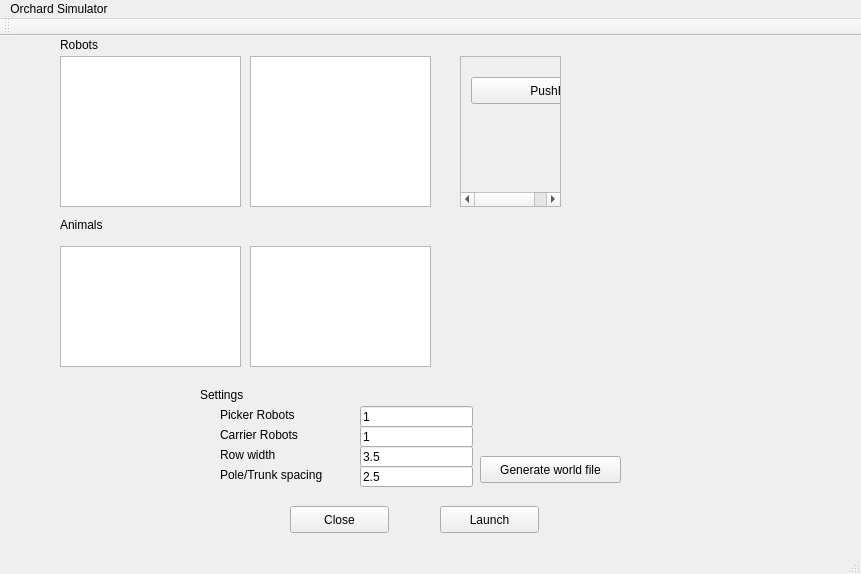
Qt form gui/mainwindow.ui (gdsl/SOFTENG-306-PROJECT-1) before a commit.
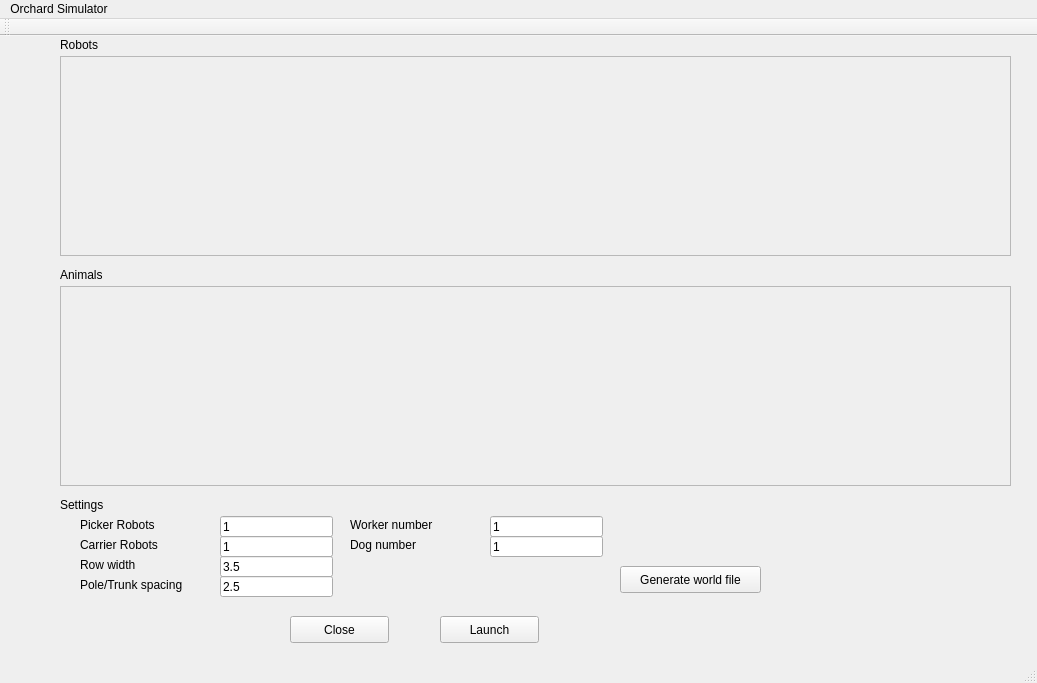
The same form after that commit.

Commit message: updated GUI to generate panels dynamically based on parameters

The edit to the form file:
```diff
--- a/gui/mainwindow.ui
+++ b/gui/mainwindow.ui
@@ -6,10 +6,16 @@
    <rect>
     <x>0</x>
     <y>0</y>
-    <width>861</width>
-    <height>574</height>
+    <width>1037</width>
+    <height>683</height>
    </rect>
   </property>
+  <property name="sizePolicy">
+   <sizepolicy hsizetype="Expanding" vsizetype="Expanding">
+    <horstretch>0</horstretch>
+    <verstretch>0</verstretch>
+   </sizepolicy>
+  </property>
   <property name="windowTitle">
    <string>MainWindow</string>
   </property>
@@ -30,8 +36,8 @@
    <widget class="QLabel" name="settingsLabel">
     <property name="geometry">
      <rect>
-      <x>200</x>
-      <y>350</y>
+      <x>60</x>
+      <y>460</y>
       <width>67</width>
       <height>17</height>
      </rect>
@@ -43,8 +49,8 @@
    <widget class="QLabel" name="pickerRobotsLabel">
     <property name="geometry">
      <rect>
-      <x>220</x>
-      <y>370</y>
+      <x>80</x>
+      <y>480</y>
       <width>101</width>
       <height>17</height>
      </rect>
@@ -56,8 +62,8 @@
    <widget class="QLabel" name="rowWidthLabel">
     <property name="geometry">
      <rect>
-      <x>220</x>
-      <y>410</y>
+      <x>80</x>
+      <y>520</y>
       <width>101</width>
       <height>17</height>
      </rect>
@@ -69,8 +75,8 @@
    <widget class="QLabel" name="spacingLabel">
     <property name="geometry">
      <rect>
-      <x>220</x>
-      <y>430</y>
+      <x>80</x>
+      <y>540</y>
       <width>131</width>
       <height>17</height>
      </rect>
@@ -82,8 +88,8 @@
    <widget class="QLineEdit" name="numRobotsField">
     <property name="geometry">
      <rect>
-      <x>360</x>
-      <y>370</y>
+      <x>220</x>
+      <y>480</y>
       <width>113</width>
       <height>21</height>
      </rect>
@@ -95,8 +101,8 @@
    <widget class="QLineEdit" name="rowLengthField">
     <property name="geometry">
      <rect>
-      <x>360</x>
-      <y>410</y>
+      <x>220</x>
+      <y>520</y>
       <width>113</width>
       <height>21</height>
      </rect>
@@ -108,8 +114,8 @@
    <widget class="QLineEdit" name="spacingField">
     <property name="geometry">
      <rect>
-      <x>360</x>
-      <y>430</y>
+      <x>220</x>
+      <y>540</y>
       <width>113</width>
       <height>21</height>
      </rect>
@@ -122,7 +128,7 @@
     <property name="geometry">
      <rect>
       <x>290</x>
-      <y>470</y>
+      <y>580</y>
       <width>99</width>
       <height>27</height>
      </rect>
@@ -135,7 +141,7 @@
     <property name="geometry">
      <rect>
       <x>440</x>
-      <y>470</y>
+      <y>580</y>
       <width>99</width>
       <height>27</height>
      </rect>
@@ -144,161 +150,11 @@
      <string>Launch</string>
     </property>
    </widget>
-   <widget class="QListWidget" name="robotList1">
-    <property name="geometry">
-     <rect>
-      <x>60</x>
-      <y>20</y>
-      <width>181</width>
-      <height>151</height>
-     </rect>
-    </property>
-    <item>
-     <property name="text">
-      <string/>
-     </property>
-    </item>
-    <item>
-     <property name="text">
-      <string/>
-     </property>
-    </item>
-    <item>
-     <property name="text">
-      <string/>
-     </property>
-    </item>
-    <item>
-     <property name="text">
-      <string/>
-     </property>
-    </item>
-    <item>
-     <property name="text">
-      <string/>
-     </property>
-    </item>
-    <item>
-     <property name="text">
-      <string/>
-     </property>
-    </item>
-   </widget>
-   <widget class="QListWidget" name="robotList2">
-    <property name="geometry">
-     <rect>
-      <x>250</x>
-      <y>20</y>
-      <width>181</width>
-      <height>151</height>
-     </rect>
-    </property>
-    <item>
-     <property name="text">
-      <string/>
-     </property>
-    </item>
-    <item>
-     <property name="text">
-      <string/>
-     </property>
-    </item>
-    <item>
-     <property name="text">
-      <string/>
-     </property>
-    </item>
-    <item>
-     <property name="text">
-      <string/>
-     </property>
-    </item>
-    <item>
-     <property name="text">
-      <string/>
-     </property>
-    </item>
-    <item>
-     <property name="text">
-      <string/>
-     </property>
-    </item>
-   </widget>
-   <widget class="QListWidget" name="humanList1">
-    <property name="geometry">
-     <rect>
-      <x>250</x>
-      <y>210</y>
-      <width>181</width>
-      <height>121</height>
-     </rect>
-    </property>
-    <item>
-     <property name="text">
-      <string/>
-     </property>
-    </item>
-    <item>
-     <property name="text">
-      <string/>
-     </property>
-    </item>
-    <item>
-     <property name="text">
-      <string/>
-     </property>
-    </item>
-    <item>
-     <property name="text">
-      <string/>
-     </property>
-    </item>
-    <item>
-     <property name="text">
-      <string/>
-     </property>
-    </item>
-   </widget>
-   <widget class="QListWidget" name="animalList1">
-    <property name="geometry">
-     <rect>
-      <x>60</x>
-      <y>210</y>
-      <width>181</width>
-      <height>121</height>
-     </rect>
-    </property>
-    <item>
-     <property name="text">
-      <string/>
-     </property>
-    </item>
-    <item>
-     <property name="text">
-      <string/>
-     </property>
-    </item>
-    <item>
-     <property name="text">
-      <string/>
-     </property>
-    </item>
-    <item>
-     <property name="text">
-      <string/>
-     </property>
-    </item>
-    <item>
-     <property name="text">
-      <string/>
-     </property>
-    </item>
-   </widget>
    <widget class="QLabel" name="animalLabel">
     <property name="geometry">
      <rect>
       <x>60</x>
-      <y>180</y>
+      <y>230</y>
       <width>91</width>
       <height>17</height>
      </rect>
@@ -310,8 +166,8 @@
    <widget class="QLineEdit" name="numRobotsField_2">
     <property name="geometry">
      <rect>
-      <x>360</x>
-      <y>390</y>
+      <x>220</x>
+      <y>500</y>
       <width>113</width>
       <height>21</height>
      </rect>
@@ -323,8 +179,8 @@
    <widget class="QLabel" name="carrierRobotsLabel">
     <property name="geometry">
      <rect>
-      <x>220</x>
-      <y>390</y>
+      <x>80</x>
+      <y>500</y>
       <width>101</width>
       <height>17</height>
      </rect>
@@ -336,8 +192,8 @@
    <widget class="QPushButton" name="generateButton">
     <property name="geometry">
      <rect>
-      <x>480</x>
-      <y>420</y>
+      <x>620</x>
+      <y>530</y>
       <width>141</width>
       <height>27</height>
      </rect>
@@ -349,46 +205,154 @@
    <widget class="QScrollArea" name="robotScroll">
     <property name="geometry">
      <rect>
-      <x>460</x>
+      <x>60</x>
       <y>20</y>
-      <width>101</width>
-      <height>151</height>
+      <width>951</width>
+      <height>200</height>
      </rect>
     </property>
+    <property name="sizePolicy">
+     <sizepolicy hsizetype="Expanding" vsizetype="Expanding">
+      <horstretch>0</horstretch>
+      <verstretch>0</verstretch>
+     </sizepolicy>
+    </property>
+    <property name="verticalScrollBarPolicy">
+     <enum>Qt::ScrollBarAsNeeded</enum>
+    </property>
+    <property name="horizontalScrollBarPolicy">
+     <enum>Qt::ScrollBarAsNeeded</enum>
+    </property>
     <property name="widgetResizable">
-     <bool>false</bool>
+     <bool>true</bool>
     </property>
     <widget class="QWidget" name="scrollAreaWidgetContents">
      <property name="geometry">
       <rect>
        <x>0</x>
        <y>0</y>
-       <width>118</width>
-       <height>78</height>
+       <width>949</width>
+       <height>198</height>
       </rect>
      </property>
-     <widget class="QPushButton" name="pushButton">
-      <property name="geometry">
-       <rect>
-        <x>10</x>
-        <y>20</y>
-        <width>181</width>
-        <height>27</height>
-       </rect>
-      </property>
-      <property name="text">
-       <string>PushButton</string>
-      </property>
-     </widget>
+     <layout class="QHBoxLayout" name="horizontalLayout"/>
     </widget>
    </widget>
+   <widget class="QLineEdit" name="workersField">
+    <property name="geometry">
+     <rect>
+      <x>490</x>
+      <y>480</y>
+      <width>113</width>
+      <height>21</height>
+     </rect>
+    </property>
+    <property name="text">
+     <string>1</string>
+    </property>
+   </widget>
+   <widget class="QLabel" name="pickerRobotsLabel_2">
+    <property name="geometry">
+     <rect>
+      <x>350</x>
+      <y>480</y>
+      <width>111</width>
+      <height>17</height>
+     </rect>
+    </property>
+    <property name="text">
+     <string>Worker number</string>
+    </property>
+   </widget>
+   <widget class="QLabel" name="pickerRobotsLabel_3">
+    <property name="geometry">
+     <rect>
+      <x>350</x>
+      <y>500</y>
+      <width>111</width>
+      <height>17</height>
+     </rect>
+    </property>
+    <property name="text">
+     <string>Dog number</string>
+    </property>
+   </widget>
+   <widget class="QLineEdit" name="dogsField">
+    <property name="geometry">
+     <rect>
+      <x>490</x>
+      <y>500</y>
+      <width>113</width>
+      <height>21</height>
+     </rect>
+    </property>
+    <property name="text">
+     <string>1</string>
+    </property>
+   </widget>
+   <widget class="QScrollArea" name="animalScroll">
+    <property name="geometry">
+     <rect>
+      <x>60</x>
+      <y>250</y>
+      <width>951</width>
+      <height>200</height>
+     </rect>
+    </property>
+    <property name="sizePolicy">
+     <sizepolicy hsizetype="Expanding" vsizetype="Expanding">
+      <horstretch>0</horstretch>
+      <verstretch>0</verstretch>
+     </sizepolicy>
+    </property>
+    <property name="verticalScrollBarPolicy">
+     <enum>Qt::ScrollBarAsNeeded</enum>
+    </property>
+    <property name="horizontalScrollBarPolicy">
+     <enum>Qt::ScrollBarAsNeeded</enum>
+    </property>
+    <property name="widgetResizable">
+     <bool>true</bool>
+    </property>
+    <widget class="QWidget" name="scrollAreaWidgetContents_2">
+     <property name="geometry">
+      <rect>
+       <x>0</x>
+       <y>0</y>
+       <width>949</width>
+       <height>198</height>
+      </rect>
+     </property>
+     <layout class="QHBoxLayout" name="horizontalLayout_2"/>
+    </widget>
+   </widget>
+   <zorder>robotScroll</zorder>
+   <zorder>robotLabel</zorder>
+   <zorder>settingsLabel</zorder>
+   <zorder>pickerRobotsLabel</zorder>
+   <zorder>rowWidthLabel</zorder>
+   <zorder>spacingLabel</zorder>
+   <zorder>pickerRobotsField</zorder>
+   <zorder>rowWidthField</zorder>
+   <zorder>spacingField</zorder>
+   <zorder>closeButton</zorder>
+   <zorder>launchButton</zorder>
+   <zorder>animalLabel</zorder>
+   <zorder>carrierRobotsField</zorder>
+   <zorder>carrierRobotsLabel</zorder>
+   <zorder>generateButton</zorder>
+   <zorder>workersField</zorder>
+   <zorder>pickerRobotsLabel_2</zorder>
+   <zorder>pickerRobotsLabel_3</zorder>
+   <zorder>dogsField</zorder>
+   <zorder>animalScroll</zorder>
   </widget>
   <widget class="QMenuBar" name="menuBar">
    <property name="geometry">
     <rect>
      <x>0</x>
      <y>0</y>
-     <width>861</width>
+     <width>1037</width>
      <height>25</height>
     </rect>
    </property>
```
Left out of the diff: 6 changed lines with no effect on the pictures. The commit also changes 3 other files.
